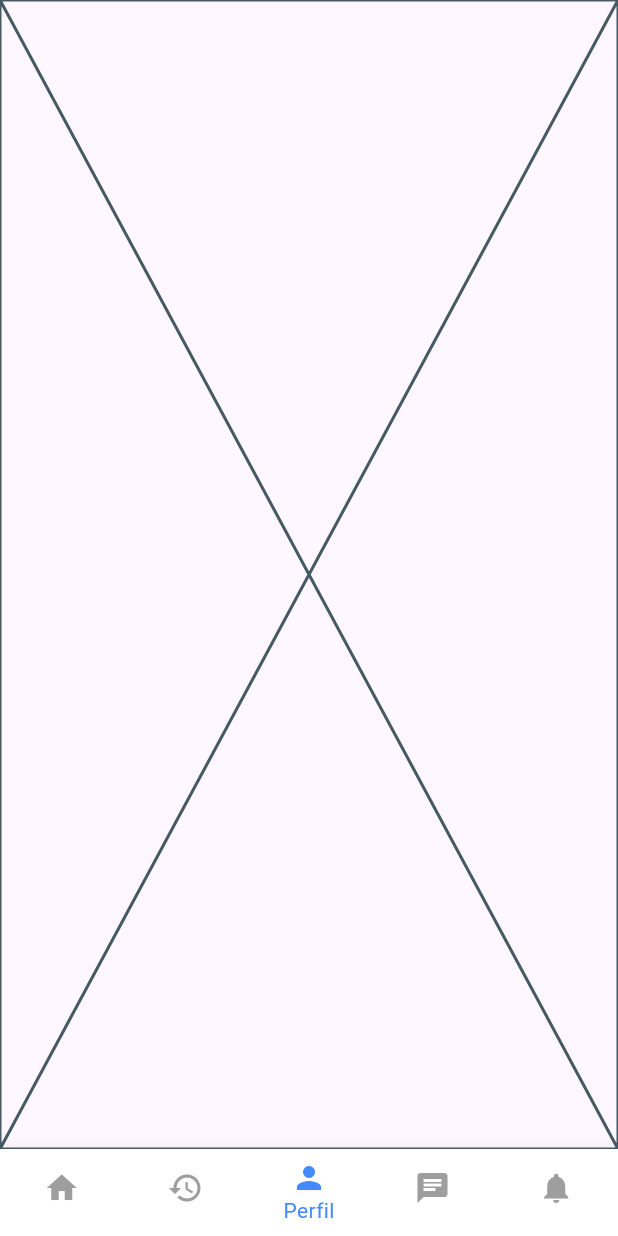
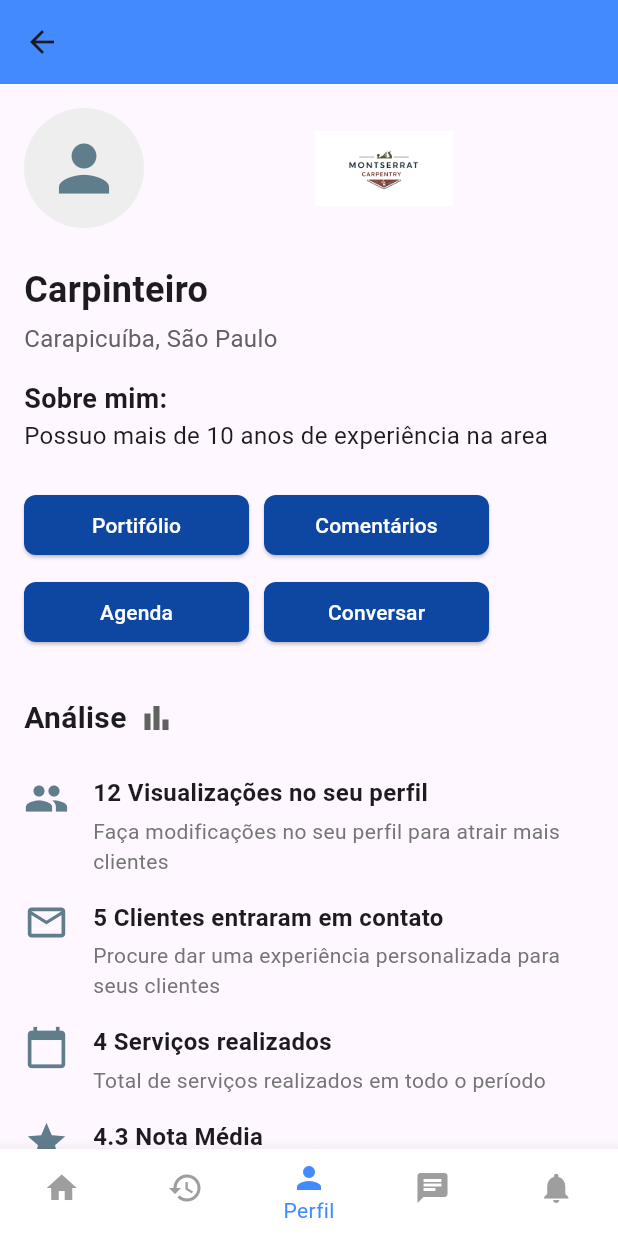
Before and after one commit to BernardoSSBarros/tcheche, a Flutter app: the screen it shows after launch, item 3 of the bottom bar chosen, on a phone screen of 412 x 824 dp. Run offline on Flutter 3.47's test engine with Material 3 defaults, Android fonts, the phone set to English and light mode, and no system bars.

Commit message:
Primeiro commit do projeto

```diff
--- a/teste/analysis_options.yaml
+++ b/teste/analysis_options.yaml
@@ -7,6 +7,9 @@
 
 # The following line activates a set of recommended lints for Flutter apps,
 # packages, and plugins designed to encourage good coding practices.
+analyzer:
+  errors:
+    unused_import: true
 include: package:flutter_lints/flutter.yaml
 
 linter:
--- /dev/null
+++ b/teste/lib/ProfilePage.dart
@@ -0,0 +1,176 @@
+// ignore: file_names
+import 'package:flutter/material.dart';
+
+class ProfilePage extends StatelessWidget {
+  const ProfilePage({super.key});
+
+  @override
+  Widget build(BuildContext context) {
+    return Scaffold(
+      appBar: AppBar(
+        backgroundColor: Colors.blueAccent,
+        leading: IconButton(
+          icon: Icon(Icons.arrow_back),
+          onPressed: () {
+            // Nota: Adicione o código para a navegação de voltar aqui
+           Navigator.pop(context);
+          },
+        ),
+      ),
+      body: SingleChildScrollView(
+        child: Padding(
+          padding: const EdgeInsets.all(16.0),
+          child: Column(
+            crossAxisAlignment: CrossAxisAlignment.start,
+            children: [
+              // Cabeçalho com foto de perfil e logo
+              Row(
+                crossAxisAlignment: CrossAxisAlignment.center,
+                children: [
+                  CircleAvatar(
+                    radius: 40,
+                    backgroundColor: Colors.grey[200],
+                    child: Icon(Icons.person, size: 50, color: Colors.blueGrey),
+                  ),
+                  SizedBox(width: 20),
+                  Expanded(
+                    child: Image.asset(
+                      'assets/montserrat_logo.png', // Substitua pelo caminho do logo
+                      height: 50,
+                    ),
+                  ),
+                ],
+              ),
+              SizedBox(height: 24),
+
+              // Informações do profissional
+              Text(
+                'Carpinteiro',
+                style: TextStyle(fontSize: 24, fontWeight: FontWeight.bold),
+              ),
+              SizedBox(height: 4),
+              Text(
+                'Carapicuíba, São Paulo',
+                style: TextStyle(fontSize: 16, color: Colors.grey[700]),
+              ),
+              SizedBox(height: 16),
+              Text(
+                'Sobre mim:',
+                style: TextStyle(fontSize: 18, fontWeight: FontWeight.bold),
+              ),
+              Text(
+                'Possuo mais de 10 anos de experiência na area',
+                style: TextStyle(fontSize: 16),
+              ),
+              SizedBox(height: 24),
+
+              // Botões de ação
+              Wrap(
+                spacing: 10,
+                runSpacing: 10,
+                children: [
+                  _buildActionButton(
+                      'Portifólio', () {}, Colors.blue[900]!),
+                  _buildActionButton(
+                      'Comentários', () {}, Colors.blue[900]!),
+                  _buildActionButton(
+                      'Agenda', () {}, Colors.blue[900]!),
+                  _buildActionButton(
+                      'Conversar', () {}, Colors.blue[900]!),
+                ],
+              ),
+              SizedBox(height: 32),
+
+              // Seção de Análise
+              Row(
+                children: [
+                  Text('Análise',
+                      style:
+                          TextStyle(fontSize: 20, fontWeight: FontWeight.bold)),
+                  SizedBox(width: 8),
+                  Icon(Icons.bar_chart, color: Colors.grey[700]),
+                ],
+              ),
+              SizedBox(height: 16),
+
+              // Itens de análise
+              _buildAnalysisItem(
+                icon: Icons.group,
+                title: '12 Visualizações no seu perfil',
+                subtitle: 'Faça modificações no seu perfil para atrair mais clientes',
+              ),
+              _buildAnalysisItem(
+                icon: Icons.mail_outline,
+                title: '5 Clientes entraram em contato',
+                subtitle: 'Procure dar uma experiência personalizada para seus clientes',
+              ),
+              _buildAnalysisItem(
+                icon: Icons.calendar_today,
+                title: '4 Serviços realizados',
+                subtitle: 'Total de serviços realizados em todo o período',
+              ),
+              _buildAnalysisItem(
+                icon: Icons.star,
+                title: '4.3 Nota Média',
+                subtitle: 'Média com base em todas as avaliações',
+              ),
+              _buildAnalysisItem(
+                icon: Icons.access_time,
+                title: '2:30 Tempo de resposta médio',
+                subtitle: 'Quanto tempo leva para responder',
+              ),
+            ],
+          ),
+        ),
+      ),
+    );
+  }
+
+  Widget _buildActionButton(String text, VoidCallback onPressed, Color color) {
+    return SizedBox(
+      width: 150,
+      child: ElevatedButton(
+        onPressed: onPressed,
+        style: ElevatedButton.styleFrom(
+          backgroundColor: color,
+          foregroundColor: Colors.white,
+          shape: RoundedRectangleBorder(borderRadius: BorderRadius.circular(8)),
+        ),
+        child: Text(text),
+      ),
+    );
+  }
+
+  Widget _buildAnalysisItem({
+    required IconData icon,
+    required String title,
+    required String subtitle,
+  }) {
+    return Padding(
+      padding: const EdgeInsets.symmetric(vertical: 8.0),
+      child: Row(
+        crossAxisAlignment: CrossAxisAlignment.start,
+        children: [
+          Icon(icon, size: 30, color: Colors.blueGrey),
+          SizedBox(width: 16),
+          Expanded(
+            child: Column(
+              crossAxisAlignment: CrossAxisAlignment.start,
+              children: [
+                Text(
+                  title,
+                  style: TextStyle(fontSize: 16, fontWeight: FontWeight.bold),
+                ),
+                SizedBox(height: 4),
+                Text(
+                  subtitle,
+                  style: TextStyle(fontSize: 14, color: Colors.grey[600]),
+                ),
+              ],
+            ),
+          ),
+        ],
+      ),
+    );
+  }
+}
--- a/teste/lib/notification.dart
+++ b/teste/lib/notification.dart
@@ -1,6 +1,6 @@
 
 import 'package:flutter/material.dart';
-import 'package:teste/PerfilA.dart';
+import 'package:teste/perfila.dart';
 import 'package:teste/contestacaoEnviar.dart';
 import 'package:teste/contestarStrike.dart';
 import 'Home.dart';
```
Also changed, not shown: teste/lib/Home.dart (+25 -8 lines), teste/lib/PremiumPage.dart (added, +188 -0 lines), teste/lib/agenda.dart (added, +153 -0 lines), teste/assets/montserrat_logo.png (added).
